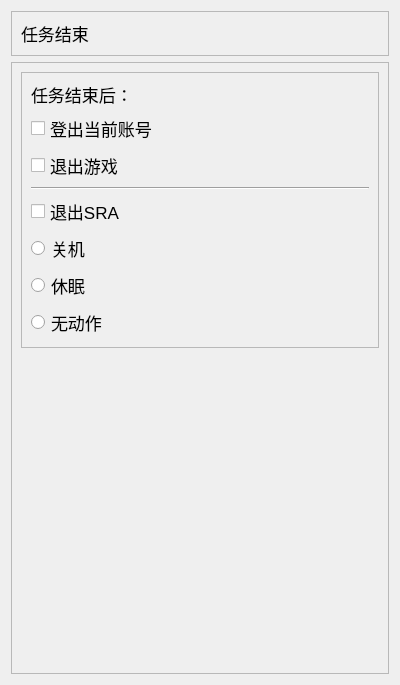
Qt form resources/ui/mission_accomplish.ui (Shasnow/StarRailAssistant) before a commit.
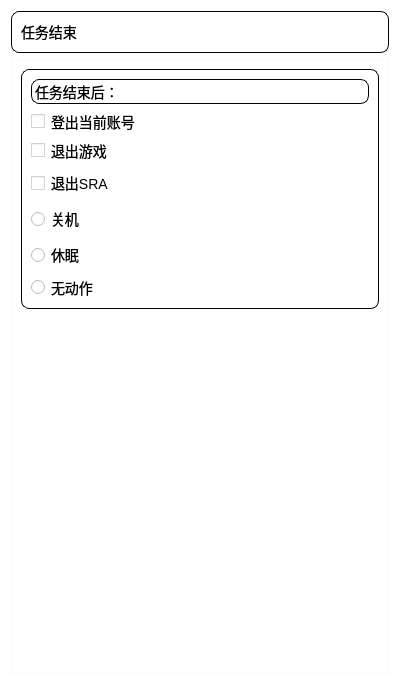
The same form after that commit.

```diff
--- a/resources/ui/mission_accomplish.ui
+++ b/resources/ui/mission_accomplish.ui
@@ -18,9 +18,22 @@
         <property name="windowTitle">
             <string>Form</string>
         </property>
+        <property name="styleSheet">
+            <string notr="true">background-repeat: no-repeat;
+                background-position: center;
+                background-color: rgba(255, 255, 255, 0.1);
+            </string>
+        </property>
         <layout class="QGridLayout" name="gridLayout">
             <item row="0" column="0">
                 <widget class="QFrame" name="title_frame">
+                    <property name="styleSheet">
+                        <string notr="true">border-radius: 8px;
+                            border: 1px solid black;
+                            background-color: rgba(255, 255, 255, 0.8);
+                            font-size: 14px;
+                        </string>
+                    </property>
                     <property name="frameShape">
                         <enum>QFrame::Shape::StyledPanel</enum>
                     </property>
@@ -30,6 +43,9 @@
                     <layout class="QHBoxLayout" name="horizontalLayout">
                         <item>
                             <widget class="QLabel" name="title_label">
+                                <property name="styleSheet">
+                                    <string notr="true">border: none;</string>
+                                </property>
                                 <property name="text">
                                     <string>任务结束</string>
                                 </property>
@@ -62,6 +78,13 @@
                     <layout class="QVBoxLayout" name="verticalLayout_3">
                         <item>
                             <widget class="QFrame" name="frame2_1">
+                                <property name="styleSheet">
+                                    <string notr="true">border-radius: 8px;
+                                        border: 1px solid black;
+                                        background-color: rgba(255, 255, 255, 0.8);
+                                        font-size: 14px;
+                                    </string>
+                                </property>
                                 <property name="frameShape">
                                     <enum>QFrame::Shape::StyledPanel</enum>
                                 </property>
@@ -77,6 +100,11 @@
                                                     <height>25</height>
                                                 </size>
                                             </property>
+                                            <property name="styleSheet">
+                                                <string notr="true">border-radius: 8px;
+                                                    border: 0.5px solid black;
+                                                </string>
+                                            </property>
                                             <property name="text">
                                                 <string>任务结束后：</string>
                                             </property>
@@ -84,6 +112,9 @@
                                     </item>
                                     <item>
                                         <widget class="QCheckBox" name="log_out_checkbox">
+                                            <property name="styleSheet">
+                                                <string notr="true">border: none;</string>
+                                            </property>
                                             <property name="text">
                                                 <string>登出当前账号</string>
                                             </property>
@@ -91,18 +122,14 @@
                                     </item>
                                     <item>
                                         <widget class="QCheckBox" name="quit_game_checkbox">
+                                            <property name="styleSheet">
+                                                <string notr="true">border: none;</string>
+                                            </property>
                                             <property name="text">
                                                 <string>退出游戏</string>
                                             </property>
                                         </widget>
                                     </item>
-                                    <item>
-                                        <widget class="Line" name="line">
-                                            <property name="orientation">
-                                                <enum>Qt::Orientation::Horizontal</enum>
-                                            </property>
-                                        </widget>
-                                    </item>
                                     <item>
                                         <widget class="QCheckBox" name="quit_sra_checkbox">
                                             <property name="minimumSize">
@@ -111,6 +138,9 @@
                                                     <height>30</height>
                                                 </size>
                                             </property>
+                                            <property name="styleSheet">
+                                                <string notr="true">border: none;</string>
+                                            </property>
                                             <property name="text">
                                                 <string>退出SRA</string>
                                             </property>
@@ -124,6 +154,9 @@
                                                     <height>30</height>
                                                 </size>
                                             </property>
+                                            <property name="styleSheet">
+                                                <string notr="true">border: none;</string>
+                                            </property>
                                             <property name="text">
                                                 <string>关机</string>
                                             </property>
@@ -137,6 +170,9 @@
                                                     <height>30</height>
                                                 </size>
                                             </property>
+                                            <property name="styleSheet">
+                                                <string notr="true">border: none;</string>
+                                            </property>
                                             <property name="text">
                                                 <string>休眠</string>
                                             </property>
@@ -144,6 +180,9 @@
                                     </item>
                                     <item>
                                         <widget class="QRadioButton" name="radioButton">
+                                            <property name="styleSheet">
+                                                <string notr="true">border: none;</string>
+                                            </property>
                                             <property name="text">
                                                 <string>无动作</string>
                                             </property>
```
